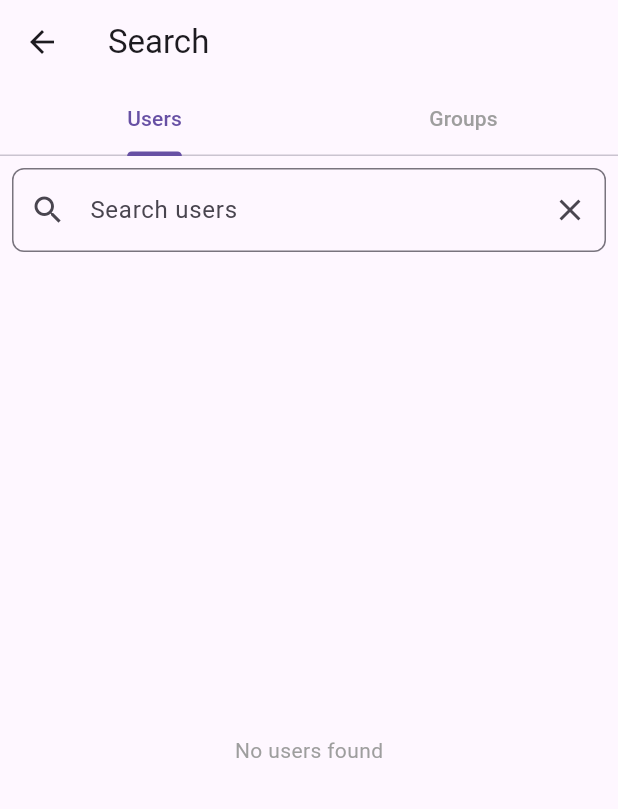
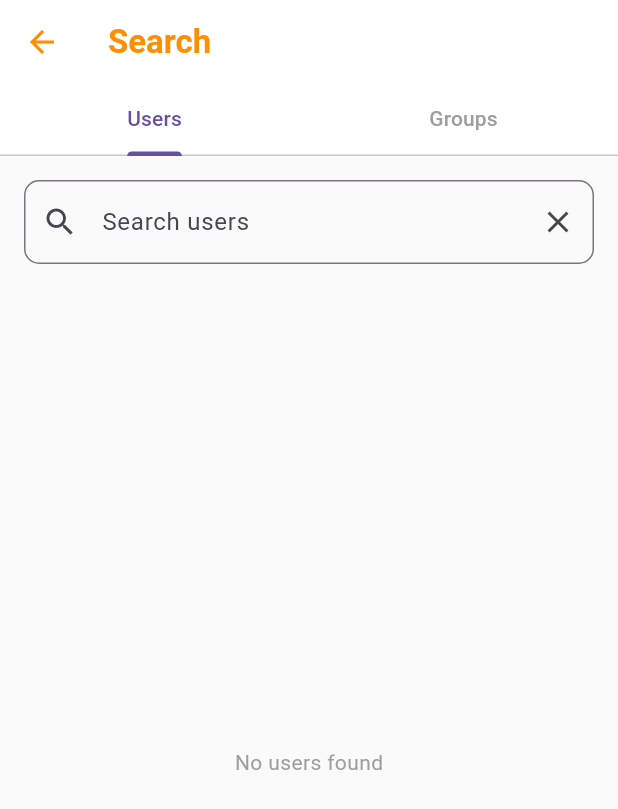
Before and after one commit to elainehua10/randezvous, a Flutter app: the SearchScreen screen opened by its route, on a phone screen of 412 x 824 dp. Shown: the top 809 px of the screen. Run offline on Flutter 3.47's test engine with Material 3 defaults, Android fonts, the phone set to English and light mode, and no system bars; our stand-ins replace flutter_secure_storage, geolocator, google_maps_flutter, image_picker, shared_preferences, supabase_flutter; accounts and stored records are empty.

Commit message:
search screen ui

```diff
--- a/frontend/lib/search_screen.dart
+++ b/frontend/lib/search_screen.dart
@@ -234,9 +234,11 @@ class _SearchScreenState extends State<SearchScreen>
   @override
   Widget build(BuildContext context) {
     return Scaffold(
+      backgroundColor: Colors.grey[50],
       appBar: AppBar(
-        title: const Text("Search"),
-        elevation: 0,
+        title: Text("Search", style: TextStyle(fontWeight: FontWeight.bold)),
+        backgroundColor: Colors.white,
+        foregroundColor: Colors.amber[800],
         bottom: TabBar(
           controller: _tabController,
           tabs: const [Tab(text: "Users"), Tab(text: "Groups")],
@@ -247,7 +249,7 @@ class _SearchScreenState extends State<SearchScreen>
       body: Column(
         children: [
           Padding(
-            padding: const EdgeInsets.all(8.0),
+            padding: const EdgeInsets.all(16.0),
             child: TextField(
               controller: _searchController,
               decoration: InputDecoration(
@@ -264,8 +266,13 @@ class _SearchScreenState extends State<SearchScreen>
                   },
                 ),
                 border: OutlineInputBorder(
-                  borderRadius: BorderRadius.circular(8),
+                  borderRadius: BorderRadius.circular(10),
+                  borderSide: BorderSide(color: Colors.grey[300]!),
                 ),
+                focusedBorder: OutlineInputBorder(
+                  borderRadius: BorderRadius.circular(10),
+                  borderSide: BorderSide(color: Colors.amber[800]!),
+                )
               ),
               onSubmitted: _performSearch,
               onChanged: (value) {
```
